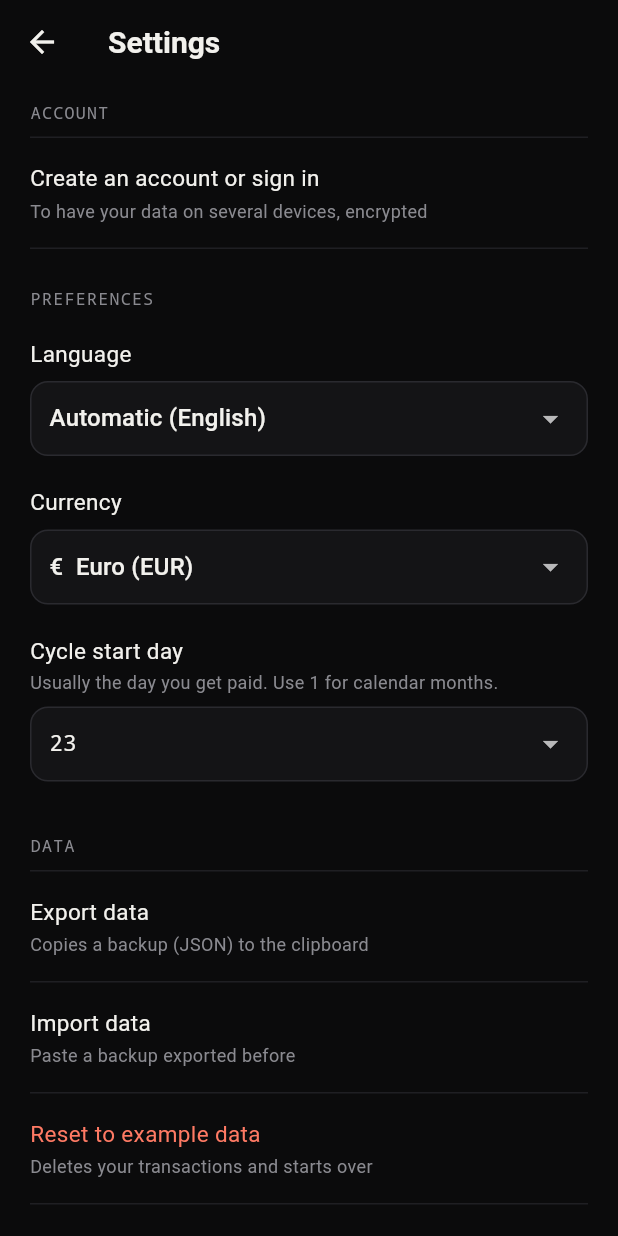
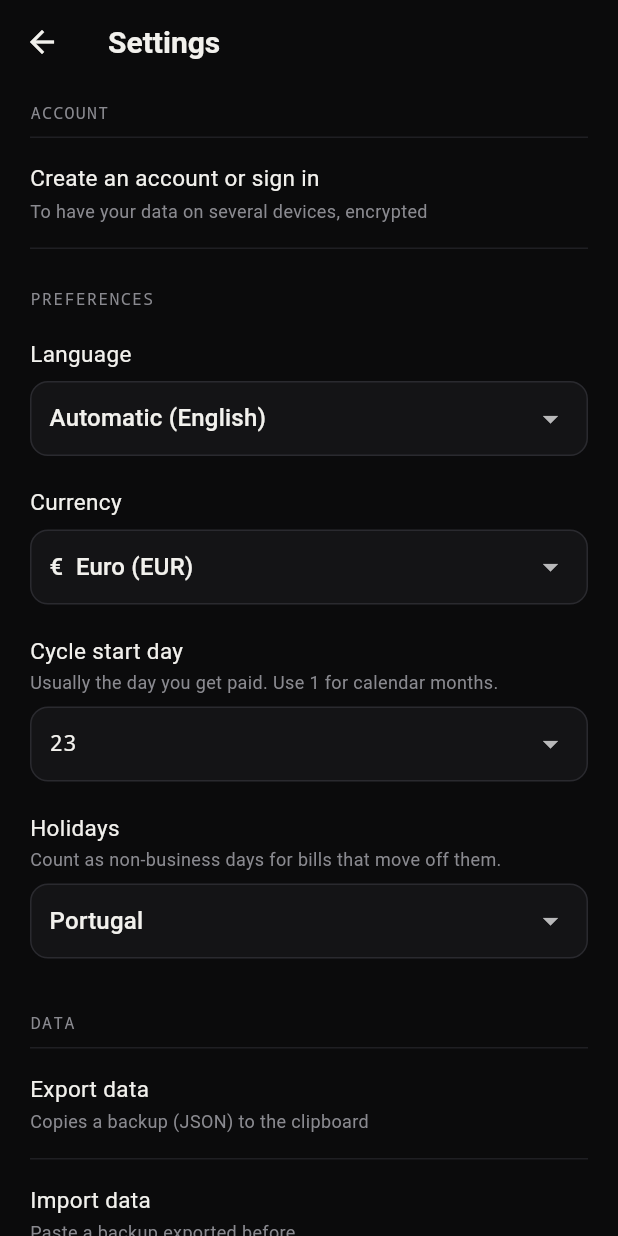
Before and after one commit to diaxpiter/fin_app, a Flutter app: the AjustesScreen screen opened directly, on a phone screen of 412 x 824 dp. Run offline on Flutter 3.47's test engine with Material 3 defaults, Android fonts, the phone set to English and light mode, and no system bars; our stand-ins replace shared_preferences, supabase_flutter; missing offline and left inert: cryptography; accounts and stored records are empty.

Commit message:
Move fixed bills off weekends and holidays (e.g. salary paid the business day before)
Each fixed bill can keep its day or move to the previous or next
business day. Portugal's 13 national holidays are built in, including
Good Friday, Easter and Corpus Christi (computed from Easter); Ajustes
can switch to weekends only. The bill form previews the next real date.

When a bill moves across a cycle boundary (a salary due on the cycle's
first day but paid the Friday before), the movement keeps its real date
but still counts in its own cycle, so no cycle gets two salaries and
none gets zero. Old data loads unchanged.

Co-Authored-By: Claude Opus 5.5 <noreply@anthropic.com>

```diff
--- a/flutter_app/lib/src/i18n.dart
+++ b/flutter_app/lib/src/i18n.dart
@@ -5,6 +5,7 @@
 import 'package:intl/intl.dart';
 
 import 'backend.dart';
+import 'models.dart' show DayShift;
 
 const languages = {'pt': 'Português', 'en': 'English'};
 
@@ -192,6 +193,20 @@ class S {
   String deleteBillQ(String name) => _t('Apagar "$name"? Os movimentos já pagos ficam; os previstos saem da previsão.',
       'Delete "$name"? Paid transactions stay; planned ones leave the forecast.');
   String get otherBill => _t('Outra', 'Other');
+  String get weekendRule => _t('Se calhar ao fim de semana ou feriado', 'If it falls on a weekend or holiday');
+  String shift(DayShift d) => switch (d) {
+        DayShift.none => _t('Manter o dia', 'Keep the day'),
+        DayShift.before => _t('Dia útil anterior', 'Previous business day'),
+        DayShift.after => _t('Dia útil seguinte', 'Next business day'),
+      };
+  String nextOn(String date) => _t('Próxima vez: $date', 'Next: $date');
+  String get holidays => _t('Feriados', 'Holidays');
+  String get holidaysHint => _t('Contam como dias não úteis nas contas que mudam de dia.',
+      'Count as non-business days for bills that move off them.');
+  String holidayName(String code) => switch (code) {
+        'PT' => 'Portugal',
+        _ => _t('Nenhum (só fins de semana)', 'None (weekends only)'),
+      };
 
   /// Suggested bills: (Portuguese category key, name in this language, variable?).
   List<(String, String, bool)> get billSuggestions => [
--- a/flutter_app/lib/src/models.dart
+++ b/flutter_app/lib/src/models.dart
@@ -12,6 +12,9 @@ class Category {
   Map<String, dynamic> toJson() => {'name': name, 'type': type, 'color': color};
 }
 
+/// What a fixed bill does when its day is a weekend or national holiday.
+enum DayShift { none, before, after }
+
 // `from` / `to` are cycle ids (inclusive), the month the cycle ends in.
 class Recurring {
   const Recurring({
@@ -23,11 +26,13 @@ class Recurring {
     this.variable = false,
     this.from,
     this.to,
+    this.shift = DayShift.none,
   });
   final String id, description, category;
   final int cents, day;
   final bool variable;
   final String? from, to;
+  final DayShift shift;
 
   factory Recurring.fromJson(Map<String, dynamic> j) => Recurring(
         id: j['id'] as String,
@@ -38,12 +43,14 @@ class Recurring {
         variable: j['variable'] == true,
         from: j['from'] as String?,
         to: j['to'] as String?,
+        shift: DayShift.values.asNameMap()[j['shift']] ?? DayShift.none,
       );
   Map<String, dynamic> toJson() => {
         'id': id, 'description': description, 'category': category, 'cents': cents, 'day': day,
         if (variable) 'variable': true,
         if (from != null) 'from': from,
         if (to != null) 'to': to,
+        if (shift != DayShift.none) 'shift': shift.name,
       };
 }
 
@@ -56,9 +63,14 @@ class Movement {
     required this.cents,
     required this.estado,
     this.gen = false,
+    this.cycle,
   });
   final String id;
   final String date; // YYYY-MM-DD
+
+  /// Set when the movement belongs to a different cycle than its date says:
+  /// a salary due on the cycle's first day but paid the business day before.
+  final String? cycle;
   final String description, category;
   final int cents;
   String estado; // 'Pago' | 'Previsto'
@@ -72,16 +84,24 @@ class Movement {
         cents: (j['cents'] as num).toInt(),
         estado: j['estado'] as String,
         gen: j['gen'] == true,
+        cycle: j['cycle'] as String?,
       );
   Map<String, dynamic> toJson() => {
         'id': id, 'date': date, 'description': description, 'category': category,
         'cents': cents, 'estado': estado,
         if (gen) 'gen': true,
+        if (cycle != null) 'cycle': cycle,
       };
 }
 
 class Config {
-  const Config({required this.cycleStartDay, required this.openingBalance, this.language, this.currency = 'EUR'});
+  const Config({
+    required this.cycleStartDay,
+    required this.openingBalance,
+    this.language,
+    this.currency = 'EUR',
+    this.holidays = 'PT',
+  });
   final int cycleStartDay, openingBalance;
 
   /// 'pt' / 'en'; null follows the device language.
@@ -90,11 +110,17 @@ class Config {
   /// ISO 4217 code, e.g. 'EUR'.
   final String currency;
 
-  Config copyWith({int? cycleStartDay, String? language, bool clearLanguage = false, String? currency}) => Config(
+  /// Whose national holidays count as non-business days ('PT'), or 'none' for weekends only.
+  final String holidays;
+
+  Config copyWith(
+          {int? cycleStartDay, String? language, bool clearLanguage = false, String? currency, String? holidays}) =>
+      Config(
         cycleStartDay: cycleStartDay ?? this.cycleStartDay,
         openingBalance: openingBalance,
         language: clearLanguage ? null : (language ?? this.language),
         currency: currency ?? this.currency,
+        holidays: holidays ?? this.holidays,
       );
 
   factory Config.fromJson(Map<String, dynamic> j) => Config(
@@ -102,12 +128,14 @@ class Config {
         openingBalance: (j['openingBalance'] as num).toInt(),
         language: j['language'] as String?,
         currency: (j['currency'] as String?) ?? 'EUR',
+        holidays: (j['holidays'] as String?) ?? 'PT',
       );
   Map<String, dynamic> toJson() => {
         'cycleStartDay': cycleStartDay,
         'openingBalance': openingBalance,
         if (language != null) 'language': language,
         'currency': currency,
+        'holidays': holidays,
       };
 }
 
--- a/flutter_app/lib/src/screens/ajustes.dart
+++ b/flutter_app/lib/src/screens/ajustes.dart
@@ -78,6 +78,7 @@ class AjustesScreen extends StatelessWidget {
         PrefRow(label: s.language, child: const LanguagePicker()),
         PrefRow(label: s.currency, child: const CurrencyPicker()),
         PrefRow(label: s.startDay, hint: s.startDayHint, child: const StartDayPicker()),
+        PrefRow(label: s.holidays, hint: s.holidaysHint, child: const HolidaysPicker()),
         section(s.data),
         Container(height: 1, color: Palette.line),
         row(s.exportData, s.exportSub, onTap: () async {
--- a/flutter_app/lib/src/screens/preferences.dart
+++ b/flutter_app/lib/src/screens/preferences.dart
@@ -4,6 +4,7 @@
 import 'package:flutter/material.dart';
 
 import '../app_controller.dart';
+import '../holidays.dart';
 import '../i18n.dart';
 import '../theme.dart';
 
@@ -97,6 +98,22 @@ class CurrencyPicker extends StatelessWidget {
   }
 }
 
+class HolidaysPicker extends StatelessWidget {
+  const HolidaysPicker({super.key});
+
+  @override
+  Widget build(BuildContext context) {
+    final app = AppScope.of(context);
+    return _Box<String>(
+      value: app.store.state.config.holidays,
+      items: [for (final c in holidayCountries) DropdownMenuItem(value: c, child: Text(app.s.holidayName(c)))],
+      onChanged: (v) {
+        if (v != null) app.store.setHolidays(v);
+      },
+    );
+  }
+}
+
 class StartDayPicker extends StatelessWidget {
   const StartDayPicker({super.key});
 
```
Also changed, not shown: flutter_app/lib/src/holidays.dart (added, +68 -0 lines), flutter_app/lib/src/logic.dart (+18 -8 lines), flutter_app/lib/src/screens/bills.dart (+44 -1 lines), flutter_app/lib/src/store.dart (+8 -0 lines), 2 other files.
